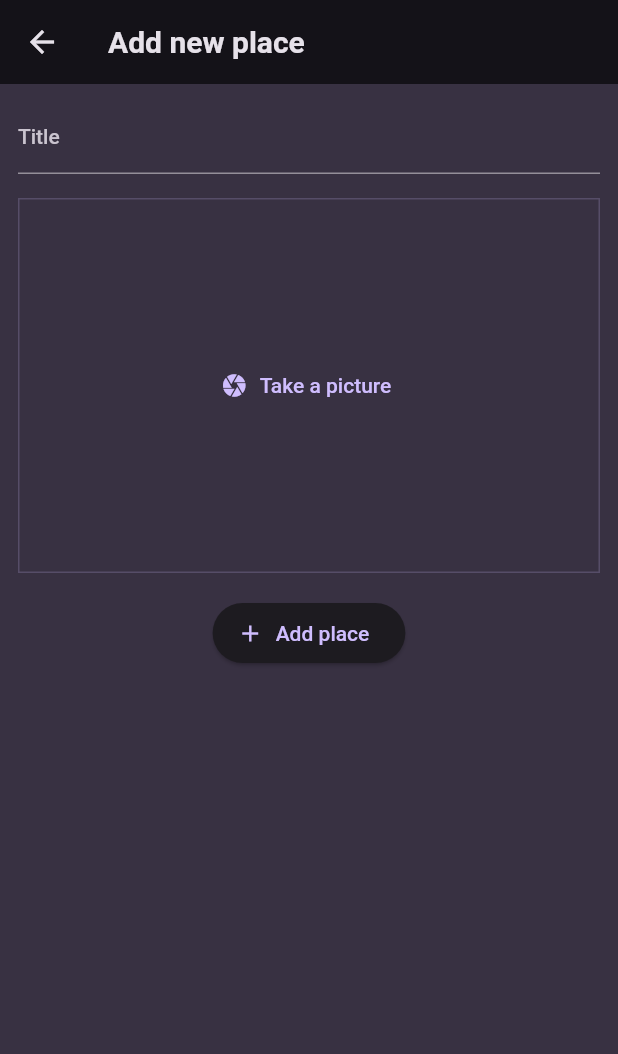
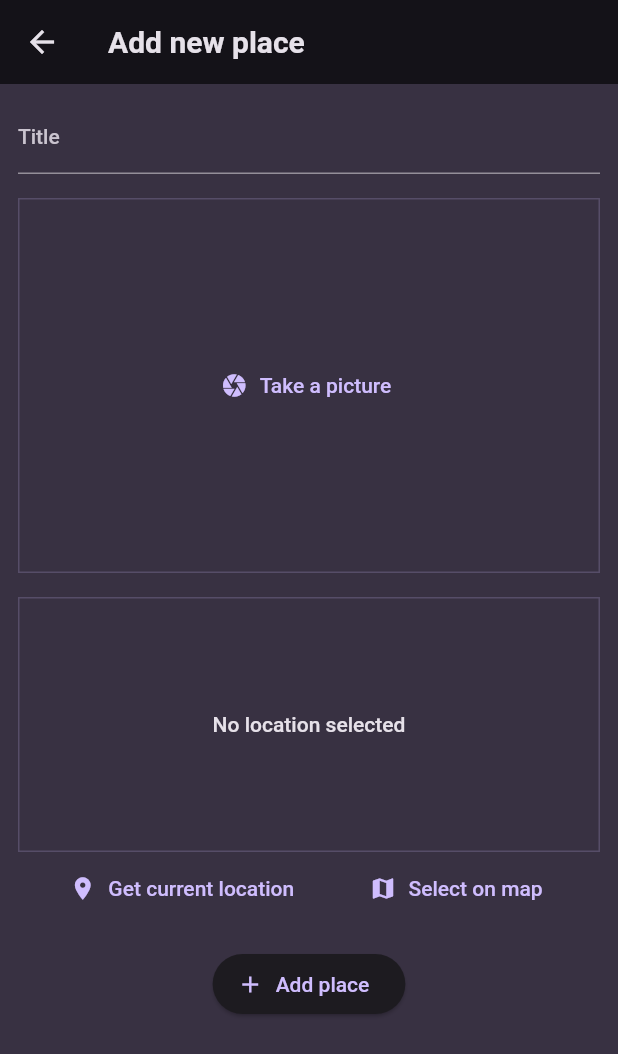
Before and after one commit to mlnbk/favorite_places, a Flutter app: the AddPlaceScreen screen opened directly, on a phone screen of 412 x 824 dp. Shown: the top 1054 px of the screen. Run offline on Flutter 3.47's test engine with Material 2 defaults, Android fonts, the phone set to English and light mode, and no system bars; our stand-ins replace flutter_riverpod, google_fonts, image_picker.

Commit message:
feat: add location package, start location input widget

```diff
--- a/lib/screens/add_place.dart
+++ b/lib/screens/add_place.dart
@@ -1,4 +1,5 @@
 import 'dart:io';
+import 'package:favorite_places/widgets/location_input.dart';
 import 'package:flutter/material.dart';
 import 'package:flutter_riverpod/flutter_riverpod.dart';
 
@@ -82,6 +83,8 @@ class _AddPlaceScreenState extends ConsumerState<AddPlaceScreen> {
               },
             ),
             const SizedBox(height: 16),
+            const LocationInput(),
+            const SizedBox(height: 16),
             ElevatedButton.icon(
               onPressed: _savePlace,
               icon: const Icon(Icons.add),
--- /dev/null
+++ b/lib/widgets/location_input.dart
@@ -0,0 +1,54 @@
+import 'package:flutter/material.dart';
+
+class LocationInput extends StatefulWidget {
+  const LocationInput({super.key});
+
+  @override
+  State<StatefulWidget> createState() {
+    return _LocationInputState();
+  }
+}
+
+class _LocationInputState extends State<LocationInput> {
+  @override
+  Widget build(BuildContext context) {
+    return Column(
+      children: [
+        Container(
+          alignment: Alignment.center,
+          height: 170,
+          width: double.infinity,
+          decoration: BoxDecoration(
+            border: Border.all(
+              width: 1,
+              color: Theme.of(context).colorScheme.primary.withOpacity(0.2),
+            ),
+          ),
+          child: Text(
+            'No location selected',
+            textAlign: TextAlign.center,
+            style: Theme.of(context)
+                .textTheme
+                .bodyLarge!
+                .copyWith(color: Theme.of(context).colorScheme.onBackground),
+          ),
+        ),
+        Row(
+          mainAxisAlignment: MainAxisAlignment.spaceEvenly,
+          children: [
+            TextButton.icon(
+              onPressed: () {},
+              icon: const Icon(Icons.location_on),
+              label: const Text('Get current location'),
+            ),
+            TextButton.icon(
+              onPressed: () {},
+              icon: const Icon(Icons.map),
+              label: const Text('Select on map'),
+            )
+          ],
+        )
+      ],
+    );
+  }
+}
--- a/pubspec.yaml
+++ b/pubspec.yaml
@@ -39,6 +39,7 @@ dependencies:
   uuid: ^3.0.7
   flutter_riverpod: ^2.3.6
   image_picker: ^1.0.2
+  location: ^5.0.2+1
 
 dev_dependencies:
   flutter_test:
```
Also changed, not shown: pubspec.lock, 4 other files.
